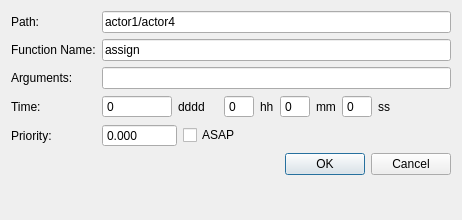
First picture: the form in origame/gui/sim/ui_files/event_queue_item.ui, repository DND-DRDC-RDDC/OS_ORIGAME, before the edit.
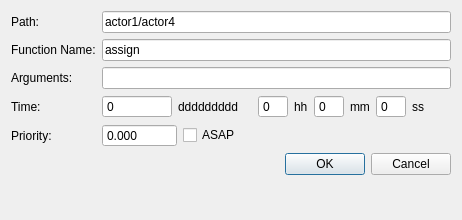
Second picture: the form after the edit.

Diff of the .ui file:
```diff
--- a/origame/gui/sim/ui_files/event_queue_item.ui
+++ b/origame/gui/sim/ui_files/event_queue_item.ui
@@ -180,7 +180,7 @@
         </sizepolicy>
        </property>
        <property name="text">
-        <string>dddd</string>
+        <string>ddddddddd</string>
        </property>
       </widget>
      </item>
```
